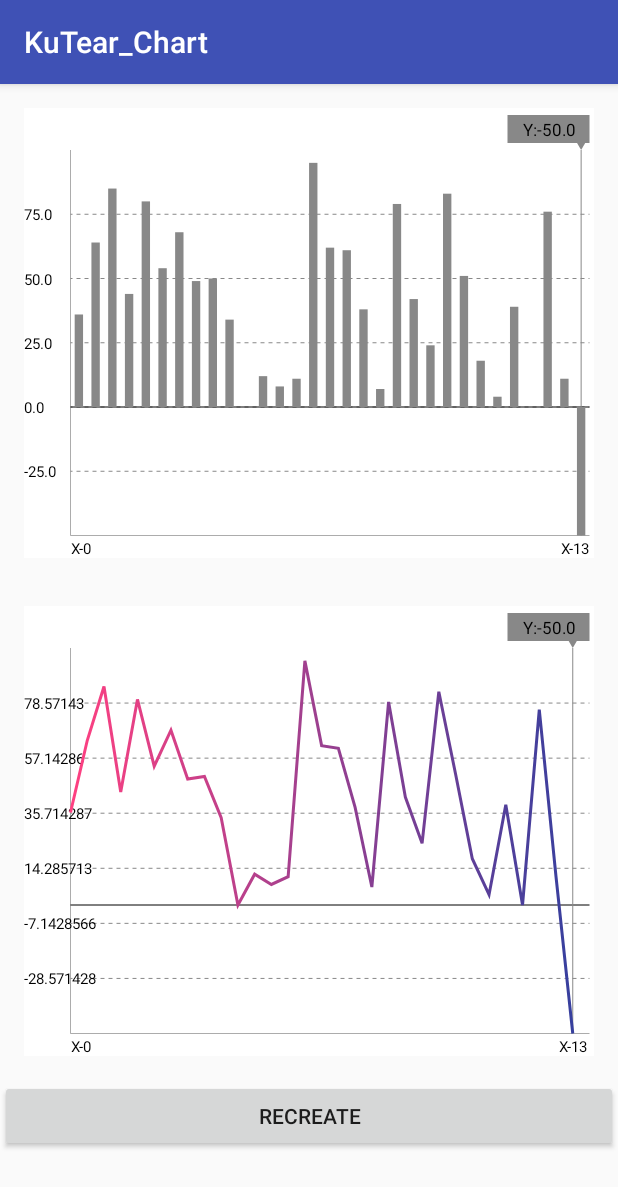
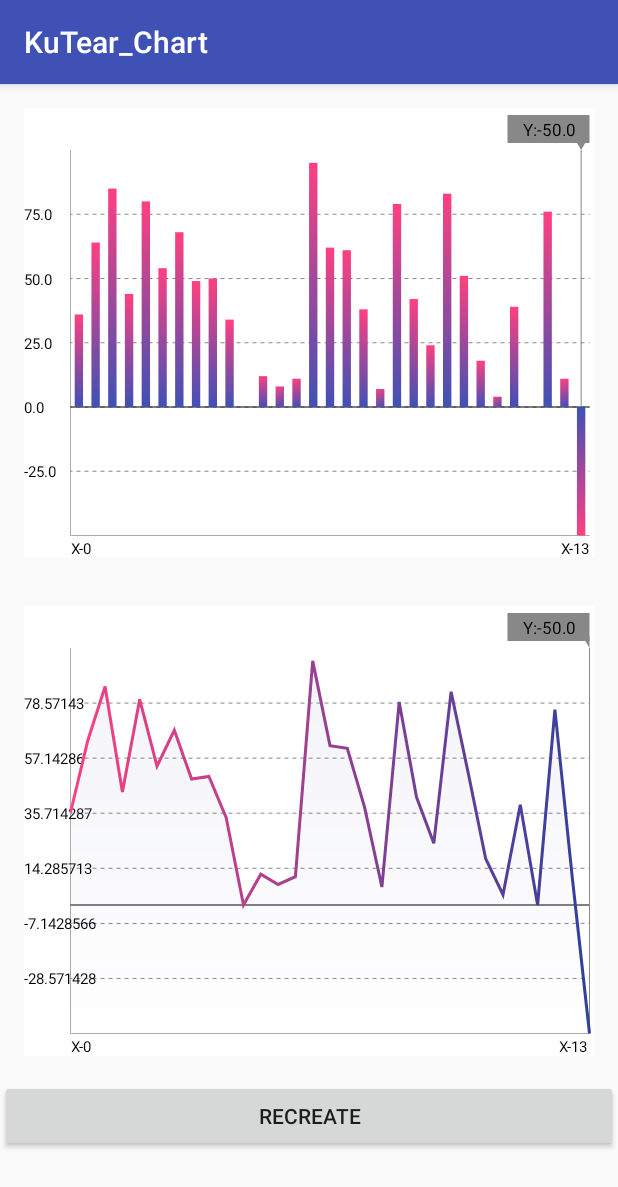
Before and after one commit to kutear/Android-Simple-Chart, an Android app: the screen it shows after launch (MainActivity), on a phone screen of 412 x 824 dp. Shown: the top 1187 px of the screen. Run offline under Robolectric (Android 15) with nearby library versions, the phone set to English and light mode, and no system bars.

Commit message:
- 渐变色

```diff
--- /dev/null
+++ b/app/src/main/java/com/kutear/kutear_chart/TestView.java
@@ -0,0 +1,53 @@
+package com.kutear.kutear_chart;
+
+import android.content.Context;
+import android.content.res.TypedArray;
+import android.graphics.Canvas;
+import android.graphics.drawable.Drawable;
+import android.support.annotation.Nullable;
+import android.util.AttributeSet;
+import android.view.View;
+
+/**
+ * Created by kutear on 3/21/17.
+ */
+
+public class TestView extends View {
+    private Drawable mDrawable;
+
+    public TestView(Context context) {
+        super(context);
+    }
+
+    public TestView(Context context, @Nullable AttributeSet attrs) {
+        super(context, attrs);
+        TypedArray ta = context.getTheme().obtainStyledAttributes(attrs, R.styleable.TestView, 0, 0);
+        int n = ta.getIndexCount();
+        for (int i = 0; i < n; i++) {
+            int attr = ta.getIndex(i);
+            switch (attr) {
+                case R.styleable.TestView_test:
+                    mDrawable = ta.getDrawable(attr);
+                    break;
+            }
+        }
+        ta.recycle();
+        setLayerType(View.LAYER_TYPE_SOFTWARE, null);
+    }
+
+    public TestView(Context context, @Nullable AttributeSet attrs, int defStyleAttr) {
+        super(context, attrs, defStyleAttr);
+    }
+
+    public TestView(Context context, @Nullable AttributeSet attrs, int defStyleAttr, int defStyleRes) {
+        super(context, attrs, defStyleAttr, defStyleRes);
+    }
+
+    @Override
+    protected void onDraw(Canvas canvas) {
+        super.onDraw(canvas);
+        canvas.translate(400,0);
+        mDrawable.setBounds(0,100,100,0);
+        mDrawable.draw(canvas);
+    }
+}
--- a/app/src/main/java/com/kutear/kutear_chart/view/AbsChartView.java
+++ b/app/src/main/java/com/kutear/kutear_chart/view/AbsChartView.java
@@ -3,12 +3,16 @@ package com.kutear.kutear_chart.view;
 import android.annotation.TargetApi;
 import android.content.Context;
 import android.content.res.TypedArray;
+import android.graphics.Bitmap;
+import android.graphics.BitmapFactory;
 import android.graphics.Canvas;
 import android.graphics.Color;
 import android.graphics.DashPathEffect;
 import android.graphics.Paint;
 import android.graphics.Path;
 import android.graphics.Rect;
+import android.graphics.drawable.BitmapDrawable;
+import android.graphics.drawable.Drawable;
 import android.os.Build;
 import android.os.Looper;
 import android.support.annotation.Nullable;
@@ -73,6 +77,8 @@ public abstract class AbsChartView extends View {
     private float mLastTapPointX;
     private float mLastTapPointY;
     private float mOffset = .5f; //触摸线偏移一个单元格的比例
+    private Drawable mTapDrawable;
+    private Context mCtx;
 
 
     public AbsChartView(Context context) {
@@ -95,6 +101,7 @@ public abstract class AbsChartView extends View {
     }
 
     private void init(Context context, @Nullable AttributeSet attrs, int defStyleAttr, int defStyleRes) {
+        this.mCtx = context;
         initDefaultValue(context);
         TypedArray ta = context.getTheme().obtainStyledAttributes(attrs, R.styleable.AbsChartView, defStyleAttr, 0);
         int n = ta.getIndexCount();
@@ -161,6 +168,9 @@ public abstract class AbsChartView extends View {
                 case R.styleable.AbsChartView_zero_line_size:
                     mZeroLineWidth = ta.getDimension(attr, 0.7f);
                     break;
+                case R.styleable.AbsChartView_tap_bg:
+                    mTapDrawable = ta.getDrawable(attr);
+                    break;
             }
         }
         ta.recycle();
@@ -202,6 +212,13 @@ public abstract class AbsChartView extends View {
      */
     public void setOnTapListener(IChartContract.OnTapListener listener) {
         this.mListener = listener;
+    }
+
+    protected Drawable getTapBitmap() {
+        if (mTapDrawable != null) {
+            return mTapDrawable;
+        }
+        return null;
     }
 
     /**
@@ -358,8 +375,10 @@ public abstract class AbsChartView extends View {
                     mPaintController.mHorizontalLinePaint);
             onDrawYText(canvas, i, -mOriginalX, -i * singleHeight + textHeight / 2);
         }
-        float zeroLine = -getZeroLine();
-        canvas.drawLine(0, zeroLine, axisWidth(), zeroLine, mPaintController.mZeroLinePaint);
+        if (mMaxValue > 0 && mMinValue < 0) {
+            float zeroLine = -getZeroLine();
+            canvas.drawLine(0, zeroLine, axisWidth(), zeroLine, mPaintController.mZeroLinePaint);
+        }
     }
 
     /**
@@ -458,11 +477,40 @@ public abstract class AbsChartView extends View {
         }
     }
 
+    /**
+     * 计算index对应单元的中心位置
+     *
+     * @param index
+     * @return
+     */
+    protected float whereIs(int index) {
+        float cellW = getCellWidth();
+        return cellW * (index + mOffset);
+    }
+
+    protected float getHeightPercent(int index) {
+        float min = getMinValue();
+        float max = getMaxValue();
+        float range = Math.abs(max - min);
+        if (Float.compare(range, 0) == 0) {
+            return 1;
+        }
+        if (index >= 0 && index < mDataLists.size()) {
+            float currentValue = mDataLists.get(index).yData;
+            return Math.abs(currentValue - min) / range;
+        }
+        return 0;
+    }
+
+    protected float getHeightOfIndex(int index) {
+        return getHeightPercent(index) * axisHeight();
+    }
+
     private void onDrawLineTips(Canvas canvas, int index) {
         if (index >= 0 && index < getCount()) {
             canvas.save();
             canvas.translate(mOriginalX, mHeight - mOriginalY);
-            float center = ((index + mOffset) * getSingleWidth());
+            float center = ((index + mOffset) * getCellWidth());
             canvas.drawLine(center, 0, center, -axisHeight(), mPaintController.mLinePaint);
             IChartContract.ChartSingleData node = mDataLists.get(index);
             String xValue = getTips(index, node.xData, node.yData);
@@ -487,7 +535,7 @@ public abstract class AbsChartView extends View {
                     mTipsRadio,
                     mTipsRadio,
                     mPaintController.mTipsBackgroundPaint);
-            //山角形指示器
+            //三角形指示器
             Path path = new Path();
             path.moveTo(center, -axisHeight());
             float pLeft = (float) (center - .5 * mRect.height());
@@ -496,7 +544,7 @@ public abstract class AbsChartView extends View {
             }
             float pRight = (float) (center + .5 * mRect.height());
             if (pRight > axisWidth()) {
-                pRight = axisHeight();
+                pRight = axisWidth();
             }
             path.lineTo(pLeft, bottom - 5);
             path.lineTo(pRight, bottom - 5);
@@ -510,9 +558,18 @@ public abstract class AbsChartView extends View {
         }
     }
 
-    protected float getSingleWidth() {
-        if (getCount() != 0)
+    /**
+     * 一个单元格的宽度
+     *
+     * @return
+     */
+    protected float getCellWidth() {
+        if (getCount() != 0) {
+            if (Float.compare(mOffset, 0) == 0 && getCount() != 1) {
+                return axisWidth() / (getCount() - 1);
+            }
             return axisWidth() / getCount();
+        }
         return axisWidth();
     }
 
@@ -529,7 +586,7 @@ public abstract class AbsChartView extends View {
                 dispatchChange(mIndex);
                 break;
             case MotionEvent.ACTION_MOVE:
-                mIndex = getIndexOfPressed(event.getX());
+                int index = getIndexOfPressed(event.getX());
                 float x = event.getX();
                 float y = event.getY();
                 if (Math.abs(x - mLastTapPointX) < Math.abs(y - mLastTapPointY)) {
@@ -543,8 +600,11 @@ public abstract class AbsChartView extends View {
                 }
                 mLastTapPointY = y;
                 mLastTapPointX = x;
-                invalidate();
-                dispatchChange(mIndex);
+                if (index != mIndex) {
+                    mIndex = index;
+                    invalidate();
+                    dispatchChange(mIndex);
+                }
                 break;
             case MotionEvent.ACTION_UP:
                 invalidate();
@@ -567,6 +627,10 @@ public abstract class AbsChartView extends View {
         refresh();
     }
 
+    protected int getCurrentSelectIndex() {
+        return mIndex;
+    }
+
     private void dispatchChange(int index) {
         if (index >= 0 && index < getCount()) {
             if (mListener != null) {
@@ -585,9 +649,8 @@ public abstract class AbsChartView extends View {
         if (x < mOriginalX || x > mOriginalX + axisWidth()) {
             return mIndex;
         }
-        float offset = Math.abs(x - mOriginalX);
-        return (int) Math.floor(offset / getSingleWidth());
-
+        float offset = (float) Math.abs(x - mOriginalX + (0.5 - mOffset) * getCellWidth());
+        return (int) Math.floor(offset / getCellWidth());
     }
 
     private class PaintController {
--- a/app/src/main/java/com/kutear/kutear_chart/view/HistogramView.java
+++ b/app/src/main/java/com/kutear/kutear_chart/view/HistogramView.java
@@ -4,8 +4,11 @@ import android.annotation.TargetApi;
 import android.content.Context;
 import android.content.res.TypedArray;
 import android.graphics.Canvas;
+import android.graphics.Color;
+import android.graphics.LinearGradient;
 import android.graphics.Paint;
-import android.graphics.Rect;
+import android.graphics.Shader;
+import android.graphics.drawable.Drawable;
 import android.os.Build;
 import android.support.annotation.Nullable;
 import android.util.AttributeSet;
@@ -21,7 +24,10 @@ import com.kutear.kutear_chart.R;
 
 public class HistogramView extends AbsChartView {
     private static final String TAG = "GxqHistogramView";
-    private int mHistogramColor = DEFAULT_HISTOGRAM_COLOR;
+    private int mPStartHistogramColor = DEFAULT_HISTOGRAM_COLOR;
+    private int mPEndHistogramColor = DEFAULT_HISTOGRAM_COLOR;
+    private int mNStartHistogramColor = DEFAULT_HISTOGRAM_COLOR;
+    private int mNEndHistogramColor = DEFAULT_HISTOGRAM_COLOR;
     private float mHistogramPercent = .5f;
     private PaintController mPaintController;
 
@@ -54,8 +60,17 @@ public class HistogramView extends AbsChartView {
                 case R.styleable.HistogramView_histogram_width_percent:
                     mHistogramPercent = ta.getFloat(attr, 0.5f);
                     break;
-                case R.styleable.HistogramView_histogram_color:
-                    mHistogramColor = ta.getColor(attr, DEFAULT_HISTOGRAM_COLOR);
+                case R.styleable.HistogramView_histogram_positive_bottom_color:
+                    mPEndHistogramColor = ta.getColor(attr, DEFAULT_HISTOGRAM_COLOR);
+                    break;
+                case R.styleable.HistogramView_histogram_positive_top_color:
+                    mPStartHistogramColor = ta.getColor(attr, DEFAULT_HISTOGRAM_COLOR);
+                    break;
+                case R.styleable.HistogramView_histogram_negative_bottom_color:
+                    mNEndHistogramColor = ta.getColor(attr, DEFAULT_HISTOGRAM_COLOR);
+                    break;
+                case R.styleable.HistogramView_histogram_negative_top_color:
+                    mNStartHistogramColor = ta.getColor(attr, DEFAULT_HISTOGRAM_COLOR);
                     break;
             }
         }
@@ -65,16 +80,7 @@ public class HistogramView extends AbsChartView {
 
     @Override
     protected void onDrawGraph(Canvas canvas) {
-
-        float canDrawHeight = axisHeight();
-        if (getCount() == 0) {
-            return;
-        }
-        float range = getMaxValue() - getMinValue();
-        if (Float.compare(range, 0f) == 0) {
-            return;
-        }
-        float singleWidth = getSingleWidth();
+        float singleWidth = getCellWidth();
         float baseLine = getZeroLine();
         canvas.save();
         canvas.translate(mOriginalX, mHeight - mOriginalY - baseLine);
@@ -84,18 +90,36 @@ public class HistogramView extends AbsChartView {
             if (data == null) {
                 continue;
             }
-            float drawHeight = Math.abs(canDrawHeight * (data.yData) / range);
+            float drawHeight = -(getHeightOfIndex(i) - baseLine);
             float top = 0;
             float bottom = 0;
             if (data.yData > 0) {
-                top = -drawHeight;
+                top = drawHeight;
                 bottom = 0;
+                mPaintController.mPHistogramPaint.setShader(new LinearGradient(
+                        singleWidth * i + space, top, singleWidth * (i + 1) - space, bottom,
+                        mPStartHistogramColor,mPEndHistogramColor, Shader.TileMode.CLAMP
+                ));
+                canvas.drawRect(singleWidth * i + space, top, singleWidth * (i + 1) - space, bottom,
+                        mPaintController.mPHistogramPaint);
             } else {
                 top = 0;
                 bottom = drawHeight;
+                mPaintController.mNHistogramPaint.setShader(new LinearGradient(
+                        singleWidth * i + space, top, singleWidth * (i + 1) - space, bottom,
+                        mNStartHistogramColor,mNEndHistogramColor, Shader.TileMode.CLAMP
+                ));
+                canvas.drawRect(singleWidth * i + space, top, singleWidth * (i + 1) - space, bottom,
+                        mPaintController.mNHistogramPaint);
             }
-            canvas.drawRect(singleWidth * i + space, top, singleWidth * (i + 1) - space, bottom,
-                    mPaintController.mHistogramPaint);
+
+
+
+
+
+            if (getCurrentSelectIndex() == i) {
+                //绘制指示部分
+            }
         }
         canvas.restore();
     }
@@ -105,12 +129,17 @@ public class HistogramView extends AbsChartView {
      */
     private class PaintController {
         /**
-         * 柱状图画笔
+         * 柱状图画笔(+)
          */
-        private Paint mHistogramPaint;
+        private Paint mPHistogramPaint;
+        /**
+         * 柱状图画笔(-)
+         */
+        private Paint mNHistogramPaint;
 
         PaintController() {
-            mHistogramPaint = buildPaint(mHistogramColor);
+            mPHistogramPaint = buildPaint(mPStartHistogramColor);
+            mNHistogramPaint = buildPaint(mNStartHistogramColor);
         }
 
         private Paint buildPaint(int color) {
--- a/app/src/main/java/com/kutear/kutear_chart/view/TrendView.java
+++ b/app/src/main/java/com/kutear/kutear_chart/view/TrendView.java
@@ -5,11 +5,14 @@ import android.content.res.TypedArray;
 import android.graphics.Canvas;
 import android.graphics.Color;
 import android.graphics.LinearGradient;
+import android.graphics.Matrix;
 import android.graphics.Paint;
 import android.graphics.Path;
 import android.graphics.Shader;
+import android.os.SystemClock;
 import android.support.annotation.Nullable;
 import android.util.AttributeSet;
+import android.util.Log;
 
 import com.kutear.kutear_chart.R;
 
@@ -20,12 +23,15 @@ import com.kutear.kutear_chart.R;
  */
 
 public class TrendView extends AbsChartView {
+    private static final int DEFAULT_FILL_COLOR = Color.TRANSPARENT;
     private Paint mLinePaint;
     private Paint mFillPaint;
     private Path mLinePath;
     private Path mFillPath;
     private int mStartColor;
     private int mEndColor;
+    private int mFillStartColor = DEFAULT_FILL_COLOR;
+    private int mFillEndColor = DEFAULT_FILL_COLOR;
     private static final float DEFAULT_LINE_WIDTH = 0.3f;
 
     public TrendView(Context context) {
@@ -64,45 +70,42 @@ public class TrendView extends AbsChartView {
                 case R.styleable.TrendView_trend_line_size:
                     defaultLineSize = ta.getDimension(attr, defaultLineSize);
                     break;
+                case R.styleable.TrendView_trend_fill_start_color:
+                    mFillStartColor = ta.getColor(attr, DEFAULT_FILL_COLOR);
+                    break;
+                case R.styleable.TrendView_trend_fill_end_color:
+                    mFillEndColor = ta.getColor(attr, DEFAULT_FILL_COLOR);
+                    break;
             }
         }
         ta.recycle();
         mLinePaint = buildPaint(mStartColor);
         mLinePaint.setStrokeWidth(defaultLineSize);
         mLinePaint.setStyle(Paint.Style.STROKE);
-        mFillPaint = buildPaint(mStartColor);
+        mFillPaint = buildPaint(mFillStartColor);
         mLinePath = new Path();
         mFillPath = new Path();
         setOffset(0);
     }
 
-    @Override
-    protected void onLayout(boolean changed, int left, int top, int right, int bottom) {
-        super.onLayout(changed, left, top, right, bottom);
-
-    }
 
     @Override
     protected void onDrawGraph(Canvas canvas) {
         mLinePaint.setShader(new LinearGradient(0, 0, axisWidth(), 0, mStartColor, mEndColor, Shader.TileMode.MIRROR));
-        mFillPaint.setShader(new LinearGradient(0, 0, axisWidth(),  -axisHeight(), Color.parseColor("#22FBDA61"),Color.BLACK, Shader.TileMode.MIRROR));
+        LinearGradient fillColor = new LinearGradient(0, 0, 0, -axisHeight(), mFillStartColor, mFillEndColor, Shader.TileMode.CLAMP);
+        mFillPaint.setShader(fillColor);
         canvas.save();
         canvas.translate(mOriginalX, mHeight - mOriginalY);
         int count = getCount();
         if (count <= 0) {
             return;
         }
-        float singleWidth = getSingleWidth();
-        float canDrawHeight = axisHeight();
-        float range = getMaxValue() - getMinValue();
-        float min = getMinValue();
+        float singleWidth = getCellWidth();
+        mFillPath.reset();
+        mLinePath.reset();
         mFillPath.moveTo(0, 0);
         for (int i = 0; i < count; i++) {
-            IChartContract.ChartSingleData data = getItemData(i);
-            if (data == null) {
-                continue;
-            }
-            float drawHeight = Math.abs(canDrawHeight * (data.yData - min) / range);
+            float drawHeight = getHeightOfIndex(i);
             float center = singleWidth * i;
             if (i == 0) {
                 mLinePath.moveTo(center, -drawHeight);
@@ -116,7 +119,9 @@ public class TrendView extends AbsChartView {
             }
         }
         canvas.drawPath(mLinePath, mLinePaint);
-//        canvas.drawPath(mFillPath, mFillPaint);
+        if (mFillEndColor != Color.TRANSPARENT || mFillStartColor != Color.TRANSPARENT) {
+            canvas.drawPath(mFillPath, mFillPaint);
+        }
         canvas.restore();
     }
 
--- a/app/src/main/res/layout/activity_main.xml
+++ b/app/src/main/res/layout/activity_main.xml
@@ -1,6 +1,5 @@
 <?xml version="1.0" encoding="utf-8"?>
-<RelativeLayout
-    xmlns:android="http://schemas.android.com/apk/res/android"
+<RelativeLayout xmlns:android="http://schemas.android.com/apk/res/android"
     xmlns:app="http://schemas.android.com/apk/res-auto"
     xmlns:tools="http://schemas.android.com/tools"
     android:layout_width="match_parent"
@@ -24,10 +23,15 @@
                 android:background="@android:color/white"
                 android:padding="16dp"
                 app:axis_space="3dp"
+                app:histogram_negative_bottom_color="@color/colorAccent"
+                app:histogram_negative_top_color="@color/colorPrimary"
+                app:histogram_positive_bottom_color="@color/colorPrimary"
+                app:histogram_positive_top_color="@color/colorAccent"
+                app:tap_bg="@mipmap/ic_launcher"
                 app:tips_size="11.6sp"
                 app:y_size="10sp"
                 tools:layout_editor_absoluteX="8dp"
-                tools:layout_editor_absoluteY="16dp"/>
+                tools:layout_editor_absoluteY="16dp" />
 
 
             <com.kutear.kutear_chart.view.TrendView
@@ -39,19 +43,26 @@
                 android:padding="16dp"
                 app:axis_space="3dp"
                 app:tips_size="11.6sp"
+                app:trend_fill_end_color="@color/colorPrimaryDark"
+                app:trend_fill_start_color="@color/color_test"
+                app:trend_line_end_color="@color/colorPrimaryDark"
                 app:trend_line_size="2dp"
                 app:trend_line_start_color="@color/colorAccent"
-                app:trend_line_end_color="@color/colorPrimaryDark"
                 app:y_horizontal_line_num="6"
-                app:y_size="10sp"/>
+                app:y_size="10sp" />
 
             <Button
+                android:id="@+id/btn"
                 android:layout_width="match_parent"
                 android:layout_height="wrap_content"
                 android:layout_alignParentBottom="true"
                 android:onClick="reload"
-                android:text="ReCreate"
-                />
+                android:text="ReCreate" />
+
+            <com.kutear.kutear_chart.TestView
+                android:layout_width="match_parent"
+                android:layout_height="50dp"
+                app:test="@mipmap/ic_launcher" />
 
         </LinearLayout>
     </ScrollView>
--- a/app/src/main/res/values/colors.xml
+++ b/app/src/main/res/values/colors.xml
@@ -2,5 +2,6 @@
 <resources>
     <color name="colorPrimary">#3F51B5</color>
     <color name="colorPrimaryDark">#303F9F</color>
+    <color name="color_test">#10FF4081</color>
     <color name="colorAccent">#FF4081</color>
 </resources>
```
Also changed, not shown: app/src/main/res/drawable/test.xml (added, +9 -0 lines), app/src/main/res/values/attrs.xml (+34 -26 lines).
